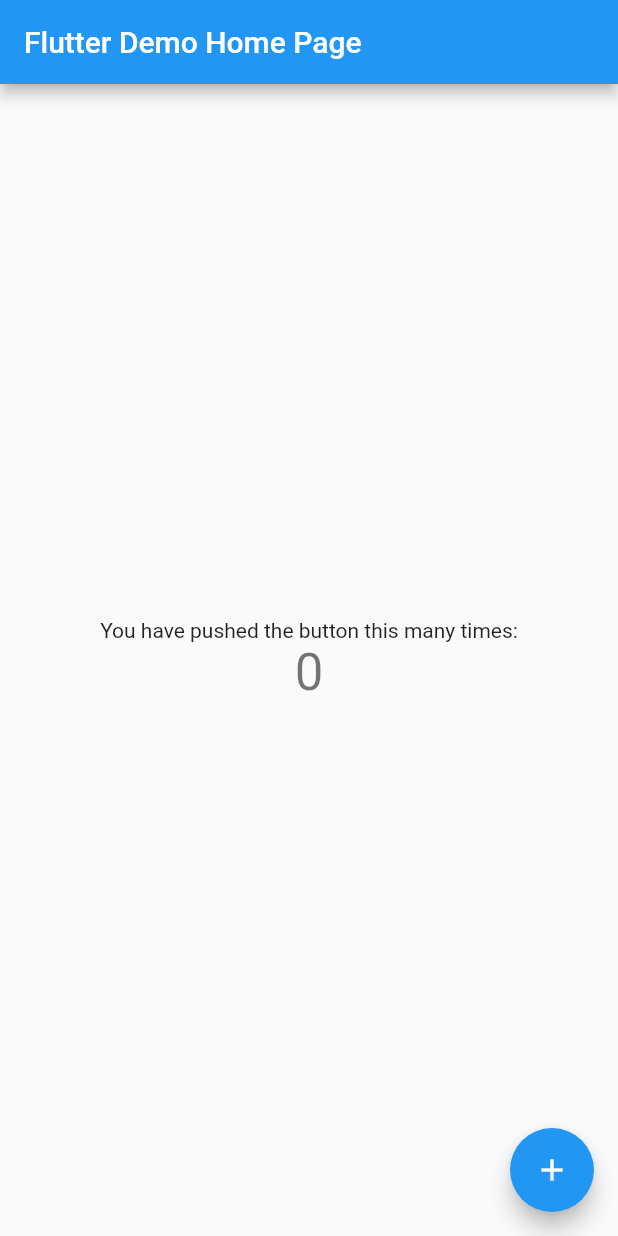
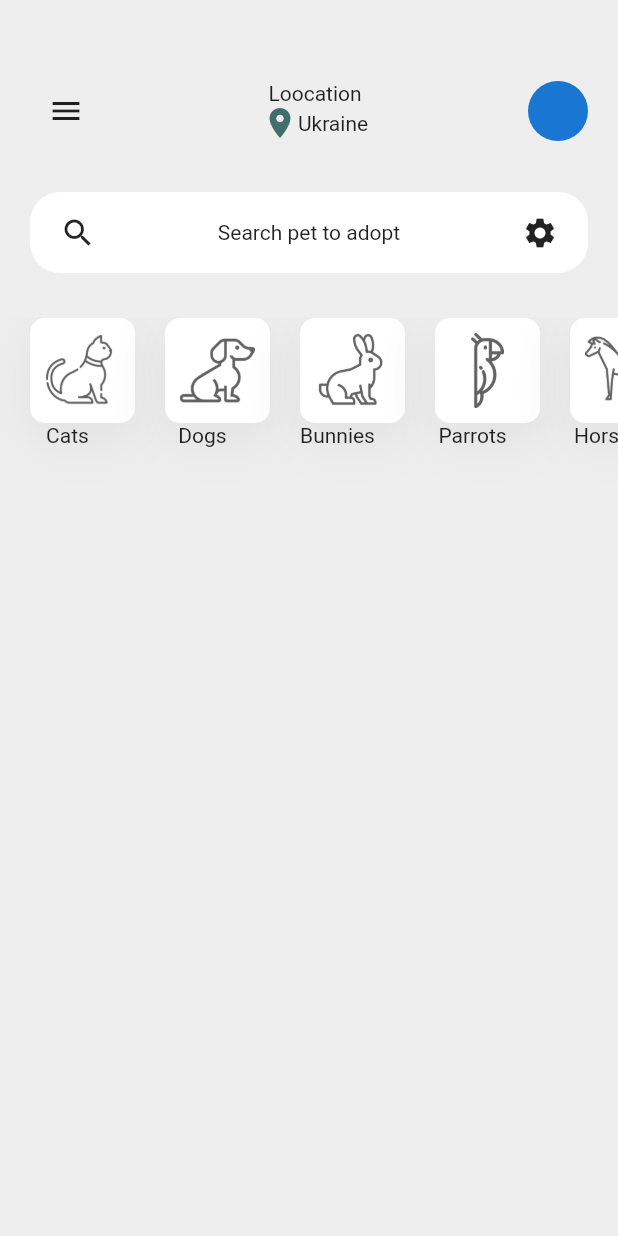
Before and after one commit to ajaygujja/Pet-App, a Flutter app: the screen it shows after launch, on a phone screen of 412 x 824 dp. Run offline on Flutter 3.47's test engine with Material 2 defaults, Android fonts, the phone set to English and light mode, and no system bars; our stand-ins replace font_awesome_flutter.

Commit message:
Added build search Bar

```diff
--- /dev/null
+++ b/lib/configuration.dart
@@ -0,0 +1,42 @@
+import 'package:flutter/material.dart';
+import 'package:font_awesome_flutter/font_awesome_flutter.dart';
+
+Color primaryGreen = const Color(0xff416d6d);
+List<BoxShadow> shadowList = [
+  BoxShadow(color: Colors.grey[300]!, blurRadius: 30, offset: const Offset(0, 10))
+];
+
+List<Map> categories = [
+  {'name': 'Cats', 'iconPath': 'images/cat.png'},
+  {'name': 'Dogs', 'iconPath': 'images/dog.png'},
+  {'name': 'Bunnies', 'iconPath': 'images/rabbit.png'},
+  {'name': 'Parrots', 'iconPath': 'images/parrot.png'},
+  {'name': 'Horses', 'iconPath': 'images/horse.png'}
+];
+
+List<Map> drawerItems=[
+  {
+    'icon': FontAwesomeIcons.paw,
+    'title' : 'Adoption'
+  },
+  {
+    'icon': Icons.mail,
+    'title' : 'Donation'
+  },
+  {
+    'icon': FontAwesomeIcons.plus,
+    'title' : 'Add pet'
+  },
+  {
+    'icon': Icons.favorite,
+    'title' : 'Favorites'
+  },
+  {
+    'icon': Icons.mail,
+    'title' : 'Messages'
+  },
+  {
+    'icon': FontAwesomeIcons.userAlt,
+    'title' : 'Profile'
+  },
+];
--- /dev/null
+++ b/lib/drawer_screen.dart
@@ -0,0 +1,18 @@
+import 'package:flutter/material.dart';
+import 'package:pet_app/configuration.dart';
+
+class DrawerScreen extends StatefulWidget {
+  const DrawerScreen({ Key? key }) : super(key: key);
+
+  @override
+  _DrawerScreenState createState() => _DrawerScreenState();
+}
+
+class _DrawerScreenState extends State<DrawerScreen> {
+  @override
+  Widget build(BuildContext context) {
+    return Container(
+      color: primaryGreen,
+    );
+  }
+}
--- /dev/null
+++ b/lib/home_screen.dart
@@ -0,0 +1,119 @@
+import 'package:flutter/material.dart';
+import 'package:pet_app/configuration.dart';
+
+class HomeScreen extends StatefulWidget {
+  const HomeScreen({Key? key}) : super(key: key);
+
+  @override
+  _HomeScreenState createState() => _HomeScreenState();
+}
+
+class _HomeScreenState extends State<HomeScreen> {
+  double xOffset = 0;
+  double yOffset = 0;
+  double scaleFactor = 1;
+
+  bool isDrawerOpen = false;
+
+  @override
+  Widget build(BuildContext context) {
+    return AnimatedContainer(
+      transform: Matrix4.translationValues(xOffset, yOffset, 0)
+        ..scale(scaleFactor),
+      duration: const Duration(milliseconds: 250),
+      color: Colors.grey[200],
+      child: Column(
+        children: [
+          const SizedBox(
+            height: 50,
+          ),
+          Container(
+            margin: const EdgeInsets.symmetric(horizontal: 20),
+            child: Row(
+              mainAxisAlignment: MainAxisAlignment.spaceBetween,
+              children: [
+                isDrawerOpen
+                    ? IconButton(
+                        onPressed: () {
+                          setState(() {
+                            isDrawerOpen = false;
+                            xOffset = 0;
+                            yOffset = 0;
+                            scaleFactor = 1;
+                          });
+                        },
+                        icon: const Icon(Icons.arrow_back_ios))
+                    : IconButton(
+                        onPressed: () {
+                          setState(() {
+                            isDrawerOpen = true;
+                            xOffset = 230;
+                            yOffset = 150;
+                            scaleFactor = 0.6;
+                          });
+                        },
+                        icon: const Icon(Icons.menu)),
+                Column(
+                  children: [
+                    const Text('Loocation'),
+                    Row(
+                      children: [
+                        Icon(
+                          Icons.location_on,
+                          color: primaryGreen,
+                        ),
+                        const Text('Ukraine'),
+                      ],
+                    )
+                  ],
+                ),
+                const CircleAvatar()
+              ],
+            ),
+          ),
+          Container(
+            padding: const EdgeInsets.symmetric(horizontal: 20, vertical: 15),
+            margin: const EdgeInsets.symmetric(vertical: 30, horizontal: 20),
+            decoration: BoxDecoration(
+                color: Colors.white, borderRadius: BorderRadius.circular(20)),
+            child: Row(
+              mainAxisAlignment: MainAxisAlignment.spaceBetween,
+              children: const [
+                Icon(Icons.search),
+                Text('Search pet to adopt'),
+                Icon(Icons.settings)
+              ],
+            ),
+          ),
+          SizedBox(
+            height: 120,
+            child: ListView.builder(
+                scrollDirection: Axis.horizontal,
+                itemCount: categories.length,
+                itemBuilder: (context, index) {
+                  return Column(
+                    // mainAxisAlignment: MainAxisAlignment.center,
+                    // crossAxisAlignment: CrossAxisAlignment.center,
+                    children: [
+                      Container(
+                        padding: const EdgeInsets.all(10),
+                        margin: const EdgeInsets.only(left: 20),
+                        decoration: BoxDecoration(
+                          color: Colors.white,
+                          boxShadow: shadowList,
+                          borderRadius: BorderRadius.circular(10)
+                        ),
+                        child: Image.asset(categories[index]['iconPath'],
+                        height: 50,width: 50,color: Colors.grey[700],),
+                      ),
+
+                      Text(categories[index]['name'])
+                    ],
+                  );
+                }),
+          )
+        ],
+      ),
+    );
+  }
+}
--- a/lib/main.dart
+++ b/lib/main.dart
@@ -1,4 +1,7 @@
 import 'package:flutter/material.dart';
+
+import 'drawer_screen.dart';
+import 'home_screen.dart';
 
 void main() {
   runApp(const MyApp());
@@ -10,106 +13,25 @@ class MyApp extends StatelessWidget {
   // This widget is the root of your application.
   @override
   Widget build(BuildContext context) {
-    return MaterialApp(
-      title: 'Flutter Demo',
-      theme: ThemeData(
-        // This is the theme of your application.
-        //
-        // Try running your application with "flutter run". You'll see the
-        // application has a blue toolbar. Then, without quitting the app, try
-        // changing the primarySwatch below to Colors.green and then invoke
-        // "hot reload" (press "r" in the console where you ran "flutter run",
-        // or simply save your changes to "hot reload" in a Flutter IDE).
-        // Notice that the counter didn't reset back to zero; the application
-        // is not restarted.
-        primarySwatch: Colors.blue,
-      ),
-      home: const MyHomePage(title: 'Flutter Demo Home Page'),
+
+    return const MaterialApp(
+      debugShowCheckedModeBanner: false,
+      home: HomePage(),
     );
   }
 }
 
-class MyHomePage extends StatefulWidget {
-  const MyHomePage({Key? key, required this.title}) : super(key: key);
 
-  // This widget is the home page of your application. It is stateful, meaning
-  // that it has a State object (defined below) that contains fields that affect
-  // how it looks.
-
-  // This class is the configuration for the state. It holds the values (in this
-  // case the title) provided by the parent (in this case the App widget) and
-  // used by the build method of the State. Fields in a Widget subclass are
-  // always marked "final".
-
-  final String title;
-
-  @override
-  State<MyHomePage> createState() => _MyHomePageState();
-}
-
-class _MyHomePageState extends State<MyHomePage> {
-  int _counter = 0;
-
-  void _incrementCounter() {
-    setState(() {
-      // This call to setState tells the Flutter framework that something has
-      // changed in this State, which causes it to rerun the build method below
-      // so that the display can reflect the updated values. If we changed
-      // _counter without calling setState(), then the build method would not be
-      // called again, and so nothing would appear to happen.
-      _counter++;
-    });
-  }
+class HomePage extends StatelessWidget {
+  const HomePage({ Key? key }) : super(key: key);
 
   @override
   Widget build(BuildContext context) {
-    // This method is rerun every time setState is called, for instance as done
-    // by the _incrementCounter method above.
-    //
-    // The Flutter framework has been optimized to make rerunning build methods
-    // fast, so that you can just rebuild anything that needs updating rather
-    // than having to individually change instances of widgets.
     return Scaffold(
-      appBar: AppBar(
-        // Here we take the value from the MyHomePage object that was created by
-        // the App.build method, and use it to set our appbar title.
-        title: Text(widget.title),
-      ),
-      body: Center(
-        // Center is a layout widget. It takes a single child and positions it
-        // in the middle of the parent.
-        child: Column(
-          // Column is also a layout widget. It takes a list of children and
-          // arranges them vertically. By default, it sizes itself to fit its
-          // children horizontally, and tries to be as tall as its parent.
-          //
-          // Invoke "debug painting" (press "p" in the console, choose the
-          // "Toggle Debug Paint" action from the Flutter Inspector in Android
-          // Studio, or the "Toggle Debug Paint" command in Visual Studio Code)
-          // to see the wireframe for each widget.
-          //
-          // Column has various properties to control how it sizes itself and
-          // how it positions its children. Here we use mainAxisAlignment to
-          // center the children vertically; the main axis here is the vertical
-          // axis because Columns are vertical (the cross axis would be
-          // horizontal).
-          mainAxisAlignment: MainAxisAlignment.center,
-          children: <Widget>[
-            const Text(
-              'You have pushed the button this many times:',
-            ),
-            Text(
-              '$_counter',
-              style: Theme.of(context).textTheme.headline4,
-            ),
-          ],
-        ),
-      ),
-      floatingActionButton: FloatingActionButton(
-        onPressed: _incrementCounter,
-        tooltip: 'Increment',
-        child: const Icon(Icons.add),
-      ), // This trailing comma makes auto-formatting nicer for build methods.
+      body: Stack(children: const [
+        DrawerScreen(),
+        HomeScreen()
+      ],),
     );
   }
 }
```
